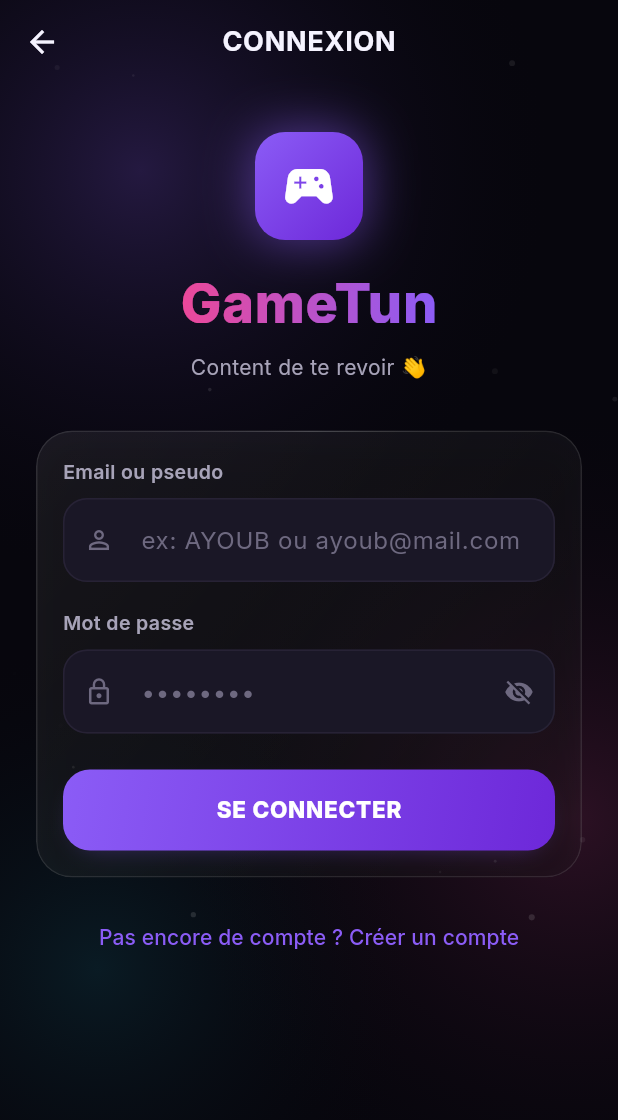
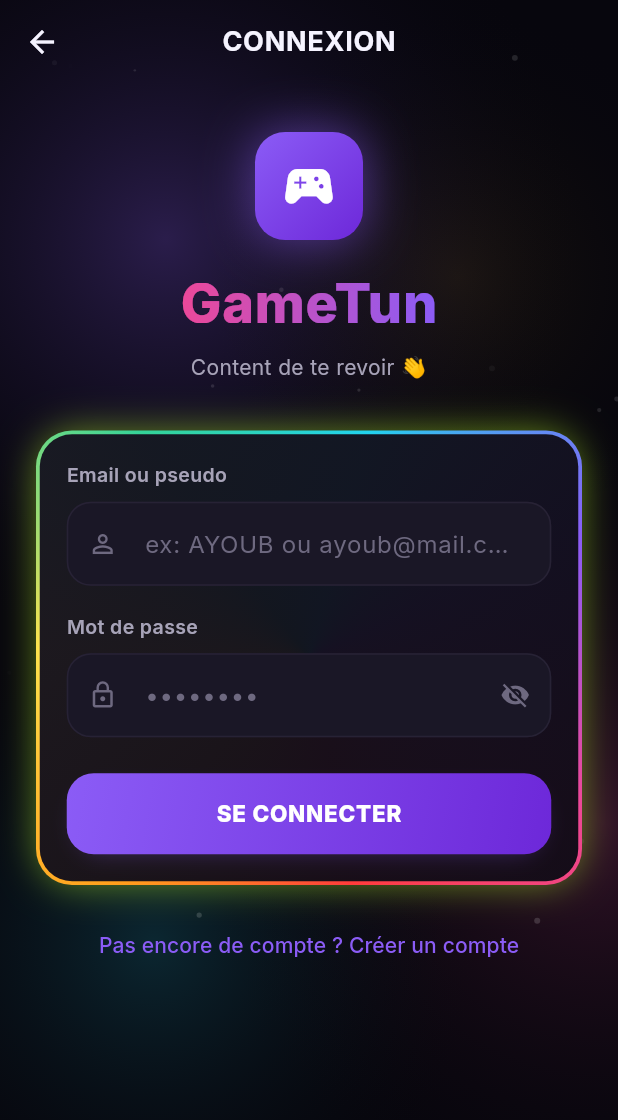
Before and after one commit to Ayoubkkhammassi/gametun, a Flutter app: the screen it shows after launch, after a tap on "SE CONNECTER", on a phone screen of 412 x 824 dp. Shown: the top 1120 px of the screen. Run offline on Flutter 3.47's test engine with Material 3 defaults, Android fonts, the phone set to English and light mode, and no system bars; our stand-ins replace audioplayers, dio, flutter_riverpod, flutter_secure_storage, go_router, google_fonts and 5 more; missing offline and left inert: record; network calls fail.

Commit message:
feat(ui): bordure LED RGB animée + fond plus vivant (v27)
- GTRgbCard : carte en verre avec anneau RGB rotatif (style éclairage gaming) + glow cyclant
- Appliqué au panneau d'accueil et au formulaire de connexion
- Fond aurora : 4e halo (or), halos qui respirent + dérivent plus, plus de particules
- Bump version 26 -> 27

Co-Authored-By: Claude Opus 4.8 <noreply@anthropic.com>

```diff
--- a/mobile/lib/core/config/env.dart
+++ b/mobile/lib/core/config/env.dart
@@ -18,7 +18,7 @@ class Env {
   /// Numéro de version de CETTE build (à incrémenter à chaque nouvel APK).
   /// Le serveur renvoie la dernière version ; si elle est > à celle-ci,
   /// l'app propose la mise à jour.
-  static const int appVersionCode = 26;
+  static const int appVersionCode = 27;
 
   /// ID client Web Google (public) — pour obtenir un idToken vérifiable serveur.
   static const String googleServerClientId =
--- a/mobile/lib/core/widgets/gt_anim.dart
+++ b/mobile/lib/core/widgets/gt_anim.dart
@@ -284,3 +284,89 @@ class GTErrorState extends StatelessWidget {
     );
   }
 }
+
+/// Carte en verre avec bordure LED RGB animée (style éclairage gaming).
+class GTRgbCard extends StatefulWidget {
+  final Widget child;
+  final EdgeInsetsGeometry padding;
+  final double radius;
+  final double borderWidth;
+  const GTRgbCard({
+    super.key,
+    required this.child,
+    this.padding = const EdgeInsets.all(18),
+    this.radius = GT.rLg,
+    this.borderWidth = 2.5,
+  });
+
+  @override
+  State<GTRgbCard> createState() => _GTRgbCardState();
+}
+
+class _GTRgbCardState extends State<GTRgbCard>
+    with SingleTickerProviderStateMixin {
+  late final AnimationController _c =
+      AnimationController(vsync: this, duration: const Duration(seconds: 5))
+        ..repeat();
+
+  static const _rainbow = [
+    Color(0xFFFF3B3B),
+    Color(0xFFFF9F1C),
+    Color(0xFFFFE44D),
+    Color(0xFF34D399),
+    Color(0xFF22D3EE),
+    Color(0xFF8B5CF6),
+    Color(0xFFEC4899),
+    Color(0xFFFF3B3B),
+  ];
+
+  @override
+  void dispose() {
+    _c.dispose();
+    super.dispose();
+  }
+
+  @override
+  Widget build(BuildContext context) {
+    return AnimatedBuilder(
+      animation: _c,
+      builder: (_, _) {
+        final t = _c.value;
+        final glow = HSVColor.fromAHSV(1, (t * 360) % 360, 0.85, 1).toColor();
+        return Container(
+          padding: EdgeInsets.all(widget.borderWidth),
+          decoration: BoxDecoration(
+            borderRadius: BorderRadius.circular(widget.radius),
+            gradient: SweepGradient(
+              transform: GradientRotation(t * 2 * 3.14159),
+              colors: _rainbow,
+            ),
+            boxShadow: [
+              BoxShadow(
+                color: glow.withValues(alpha: 0.55),
+                blurRadius: 22,
+                spreadRadius: -2,
+              ),
+            ],
+          ),
+          child: Container(
+            decoration: BoxDecoration(
+              borderRadius:
+                  BorderRadius.circular(widget.radius - widget.borderWidth),
+              gradient: LinearGradient(
+                begin: Alignment.topLeft,
+                end: Alignment.bottomRight,
+                colors: [
+                  const Color(0xFF15121F).withValues(alpha: 0.96),
+                  const Color(0xFF0C0A14).withValues(alpha: 0.96),
+                ],
+              ),
+            ),
+            padding: widget.padding,
+            child: widget.child,
+          ),
+        );
+      },
+    );
+  }
+}
--- a/mobile/lib/core/widgets/gt_scaffold.dart
+++ b/mobile/lib/core/widgets/gt_scaffold.dart
@@ -23,11 +23,11 @@ class _GtBackgroundState extends State<GtBackground>
     super.initState();
     _c = AnimationController(
       vsync: this,
-      duration: const Duration(seconds: 30),
+      duration: const Duration(seconds: 22),
     )..repeat();
     final rng = Random(7);
     _particles = List.generate(
-      16,
+      26,
       (_) => _Particle(
         x: rng.nextDouble(),
         y: rng.nextDouble(),
@@ -93,37 +93,47 @@ class _AuroraPainter extends CustomPainter {
   @override
   void paint(Canvas c, Size s) {
     final a = t * 2 * pi;
-    // 3 halos qui dérivent doucement.
+    final pulse = 0.5 + 0.5 * sin(a); // 0..1 respiration
+    // Halos qui dérivent + respirent (plus vivants).
     _blob(
       c,
       s,
-      Offset(s.width * (0.2 + 0.12 * sin(a)), s.height * (0.12 + 0.05 * cos(a))),
-      s.width * 0.7,
-      AppColors.primary.withValues(alpha: 0.22),
+      Offset(s.width * (0.2 + 0.22 * sin(a)), s.height * (0.14 + 0.10 * cos(a))),
+      s.width * (0.66 + 0.08 * pulse),
+      AppColors.primary.withValues(alpha: 0.20 + 0.10 * pulse),
     );
     _blob(
       c,
       s,
-      Offset(s.width * (0.85 + 0.08 * cos(a * 0.8)),
-          s.height * (0.8 + 0.06 * sin(a * 0.8))),
-      s.width * 0.7,
-      AppColors.magenta.withValues(alpha: 0.16),
+      Offset(s.width * (0.82 + 0.16 * cos(a * 0.8)),
+          s.height * (0.78 + 0.12 * sin(a * 0.8))),
+      s.width * (0.66 + 0.08 * (1 - pulse)),
+      AppColors.magenta.withValues(alpha: 0.16 + 0.08 * (1 - pulse)),
     );
     _blob(
       c,
       s,
-      Offset(s.width * (0.1 + 0.06 * cos(a * 1.2)),
-          s.height * (0.95 + 0.04 * sin(a))),
+      Offset(s.width * (0.12 + 0.14 * cos(a * 1.3)),
+          s.height * (0.9 + 0.08 * sin(a * 1.1))),
       s.width * 0.55,
-      AppColors.cyan.withValues(alpha: 0.10),
+      AppColors.cyan.withValues(alpha: 0.12 + 0.06 * pulse),
     );
-    // Particules flottantes.
+    _blob(
+      c,
+      s,
+      Offset(s.width * (0.7 + 0.12 * sin(a * 1.1)),
+          s.height * (0.2 + 0.08 * cos(a * 1.4))),
+      s.width * 0.45,
+      AppColors.gold.withValues(alpha: 0.06 + 0.04 * (1 - pulse)),
+    );
+    // Particules flottantes (plus visibles).
     final pp = Paint();
     for (final p in particles) {
       final py = (p.y - (t * p.speed)) % 1.0;
-      final drift = sin(a + p.phase) * 6;
+      final drift = sin(a + p.phase) * 10;
       final pos = Offset(p.x * s.width + drift, py * s.height);
-      pp.color = Colors.white.withValues(alpha: 0.06 + 0.06 * sin(a + p.phase));
+      pp.color =
+          Colors.white.withValues(alpha: 0.08 + 0.08 * sin(a * 1.5 + p.phase));
       c.drawCircle(pos, p.r, pp);
     }
   }
--- a/mobile/lib/features/auth/presentation/login_screen.dart
+++ b/mobile/lib/features/auth/presentation/login_screen.dart
@@ -67,7 +67,7 @@ class _LoginScreenState extends ConsumerState<LoginScreen> {
                   const SizedBox(height: 32),
                   GTFadeIn(
                     delay: const Duration(milliseconds: 120),
-                    child: GtCard(
+                    child: GTRgbCard(
                     padding: const EdgeInsets.all(18),
                     child: Column(
                       crossAxisAlignment: CrossAxisAlignment.stretch,
--- a/mobile/lib/features/auth/presentation/onboarding_screen.dart
+++ b/mobile/lib/features/auth/presentation/onboarding_screen.dart
@@ -108,7 +108,7 @@ class _OnboardingScreenState extends ConsumerState<OnboardingScreen>
                 // Panneau en verre avec les actions.
                 GTFadeIn(
                   delay: const Duration(milliseconds: 220),
-                  child: GtCard(
+                  child: GTRgbCard(
                   padding: const EdgeInsets.all(18),
                   child: Column(
                     crossAxisAlignment: CrossAxisAlignment.stretch,
```
Also changed, not shown: 1 other file.
